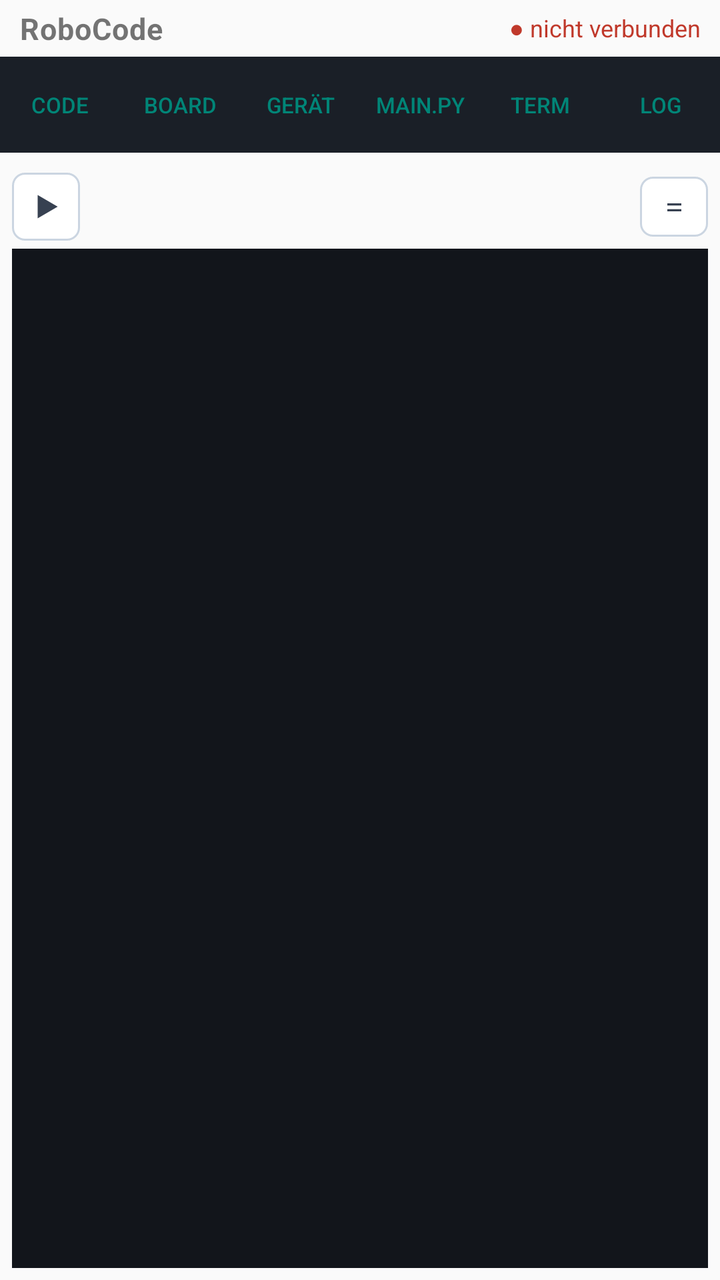
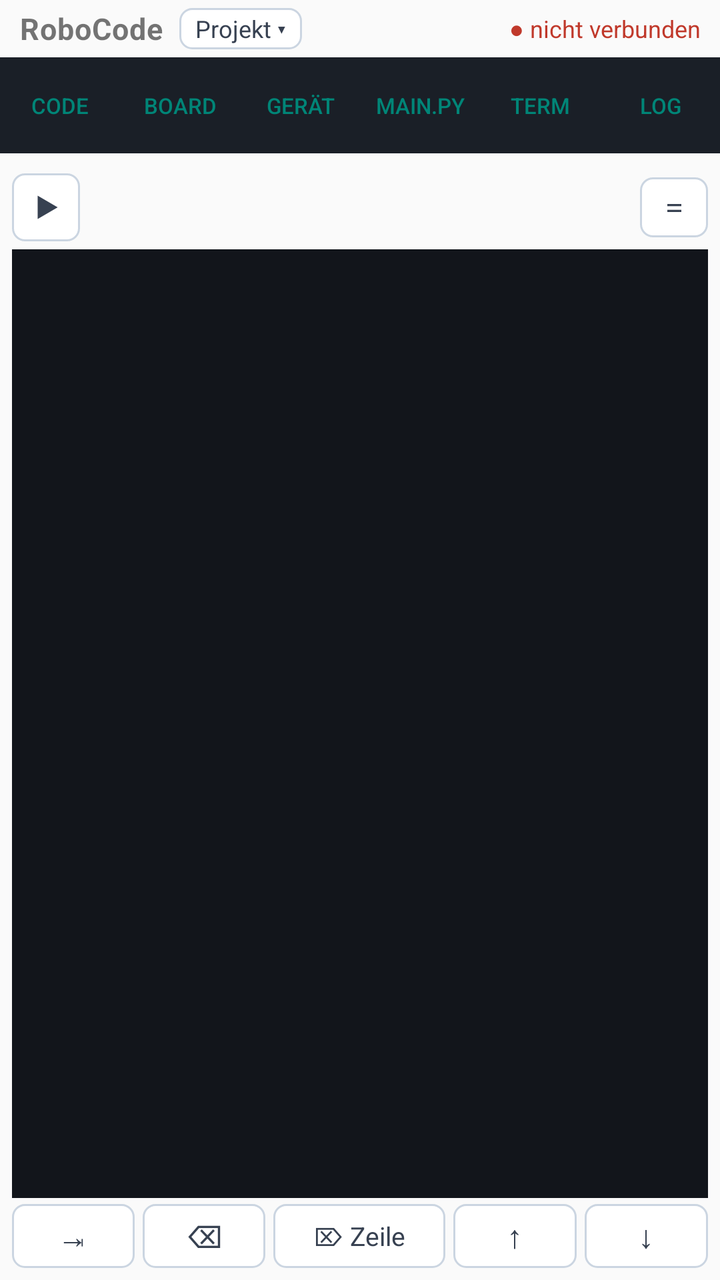

The first picture is an Android layout as it rendered before a commit; the second is the same layout after the commit. The layout source and the unified diff follow.
<!-- AndroidManifest.xml: application theme Theme.AppCompat.DayNight -->
<!-- res/layout/activity_main.xml -->
<?xml version="1.0" encoding="utf-8"?>
<LinearLayout xmlns:android="http://schemas.android.com/apk/res/android"
    android:layout_width="match_parent"
    android:layout_height="match_parent"
    android:orientation="vertical">

    
    <LinearLayout
        android:layout_width="match_parent"
        android:layout_height="wrap_content"
        android:orientation="horizontal"
        android:gravity="center_vertical"
        android:paddingStart="10dp"
        android:paddingEnd="10dp"
        android:paddingTop="4dp"
        android:paddingBottom="4dp">

        <TextView
            android:layout_width="wrap_content"
            android:layout_height="wrap_content"
            android:text="RoboCode"
            android:textSize="15sp"
            android:textStyle="bold"
            android:letterSpacing="0.02" />

        <TextView android:id="@+id/txtStatus"
            android:layout_width="0dp"
            android:layout_weight="1"
            android:layout_height="wrap_content"
            android:gravity="end"
            android:textSize="12sp"
            android:text="● nicht verbunden"
            android:textColor="#c0392b" />
    </LinearLayout>

    
    <LinearLayout
        android:layout_width="match_parent"
        android:layout_height="wrap_content"
        android:orientation="horizontal"
        android:background="#1a1f27">

        <Button android:id="@+id/navCode" style="?android:attr/buttonBarButtonStyle"
            android:layout_width="0dp" android:layout_weight="1" android:layout_height="wrap_content"
            android:text="Code" android:textSize="11sp" android:padding="2dp" android:singleLine="true" />
        <Button android:id="@+id/navBoard" style="?android:attr/buttonBarButtonStyle"
            android:layout_width="0dp" android:layout_weight="1" android:layout_height="wrap_content"
            android:text="Board" android:textSize="11sp" android:padding="2dp" android:singleLine="true" />
        <Button android:id="@+id/navDevice" style="?android:attr/buttonBarButtonStyle"
            android:layout_width="0dp" android:layout_weight="1" android:layout_height="wrap_content"
            android:text="Gerät" android:textSize="11sp" android:padding="2dp" android:singleLine="true" />
        <Button android:id="@+id/navMain" style="?android:attr/buttonBarButtonStyle"
            android:layout_width="0dp" android:layout_weight="1" android:layout_height="wrap_content"
            android:text="main.py" android:textSize="11sp" android:padding="2dp" android:singleLine="true" />
        <Button android:id="@+id/navTerminal" style="?android:attr/buttonBarButtonStyle"
            android:layout_width="0dp" android:layout_weight="1" android:layout_height="wrap_content"
            android:text="Term" android:textSize="11sp" android:padding="2dp" android:singleLine="true" />
        <Button android:id="@+id/navLog" style="?android:attr/buttonBarButtonStyle"
            android:layout_width="0dp" android:layout_weight="1" android:layout_height="wrap_content"
            android:text="Log" android:textSize="11sp" android:padding="2dp" android:singleLine="true" />
    </LinearLayout>

    
    <LinearLayout android:id="@+id/panelCode"
        android:layout_width="match_parent"
        android:layout_height="0dp"
        android:layout_weight="1"
        android:orientation="vertical"
        android:padding="6dp">

        
        <LinearLayout android:id="@+id/tabRow"
            android:layout_width="match_parent" android:layout_height="wrap_content"
            android:orientation="horizontal" android:visibility="gone">
            <Button android:id="@+id/tabSetup" style="?android:attr/buttonStyleSmall"
                android:layout_width="0dp" android:layout_weight="1" android:layout_height="wrap_content"
                android:text="SETUP" />
            <Button android:id="@+id/tabMain" style="?android:attr/buttonStyleSmall"
                android:layout_width="0dp" android:layout_weight="1" android:layout_height="wrap_content"
                android:text="MAIN" />
            <Button android:id="@+id/tabLib" style="?android:attr/buttonStyleSmall"
                android:layout_width="0dp" android:layout_weight="1" android:layout_height="wrap_content"
                android:text="LIB" />
        </LinearLayout>

        
        <LinearLayout android:layout_width="match_parent" android:layout_height="wrap_content"
            android:orientation="horizontal" android:gravity="center_vertical"
            android:paddingTop="4dp" android:paddingBottom="2dp">
            <ImageButton android:id="@+id/btnStart"
                android:layout_width="wrap_content" android:layout_height="34dp"
                android:src="@drawable/ic_start"
                android:background="@drawable/bg_icon_button"
                android:scaleType="fitCenter" android:adjustViewBounds="true"
                android:padding="7dp" android:layout_marginEnd="6dp"
                android:contentDescription="Start — übertragen und ausführen"
                android:enabled="false" />
            <HorizontalScrollView android:layout_width="0dp" android:layout_weight="1"
                android:layout_height="wrap_content" android:scrollbars="none">
                <LinearLayout android:id="@+id/palette"
                    android:layout_width="wrap_content" android:layout_height="wrap_content"
                    android:orientation="horizontal" />
            </HorizontalScrollView>
            
            <TextView android:id="@+id/btnAssign"
                android:layout_width="34dp" android:layout_height="30dp"
                android:text="=" android:textSize="15sp" android:gravity="center"
                android:textColor="#374151" android:background="@drawable/bg_icon_button"
                android:layout_marginStart="4dp"
                android:fontFamily="monospace" android:clickable="true" android:focusable="true" />
        </LinearLayout>
        
        <HorizontalScrollView android:layout_width="match_parent" android:layout_height="wrap_content"
            android:scrollbars="none" android:paddingBottom="2dp">
            <LinearLayout android:id="@+id/paletteSub"
                android:layout_width="wrap_content" android:layout_height="wrap_content"
                android:gravity="center_vertical"
                android:orientation="horizontal" android:visibility="gone" />
        </HorizontalScrollView>

        <EditText android:id="@+id/editor"
            android:layout_width="match_parent" android:layout_height="0dp" android:layout_weight="1"
            android:gravity="top|start"
            android:inputType="textMultiLine|textNoSuggestions"
            android:fontFamily="monospace" android:textSize="13sp"
            android:importantForAutofill="no"
            android:background="#12151b" android:textColor="#e6e9ef" android:padding="6dp" />
    </LinearLayout>

    
    <LinearLayout android:id="@+id/panelBoard"
        android:layout_width="match_parent"
        android:layout_height="0dp"
        android:layout_weight="1"
        android:orientation="vertical"
        android:visibility="gone">

        
        <LinearLayout android:layout_width="match_parent" android:layout_height="wrap_content"
            android:orientation="horizontal" android:gravity="center_vertical"
            android:background="#f3f4f6"
            android:paddingStart="6dp" android:paddingEnd="6dp" android:paddingTop="1dp" android:paddingBottom="1dp">
            <Spinner android:id="@+id/spinnerBoardCfg"
                android:layout_width="0dp" android:layout_weight="1" android:layout_height="wrap_content"
                android:minHeight="0dp" android:paddingTop="0dp" android:paddingBottom="0dp" />
            <Button android:id="@+id/btnBoardClone" style="?android:attr/buttonStyleSmall"
                android:layout_width="wrap_content" android:layout_height="wrap_content"
                android:minHeight="0dp" android:minWidth="0dp"
                android:text="Klonen" android:textSize="11sp" />
        </LinearLayout>

        <ScrollView android:layout_width="match_parent" android:layout_height="0dp" android:layout_weight="1"
            android:background="#ffffff">
            
            <HorizontalScrollView android:layout_width="match_parent" android:layout_height="wrap_content"
                android:scrollbars="none" android:padding="4dp">
                <LinearLayout android:id="@+id/boardRow"
                    android:layout_width="wrap_content" android:layout_height="wrap_content"
                    android:orientation="horizontal" android:gravity="center_vertical" />
            </HorizontalScrollView>
        </ScrollView>
    </LinearLayout>

    
    <LinearLayout android:id="@+id/panelDevice"
        android:layout_width="match_parent"
        android:layout_height="0dp"
        android:layout_weight="1"
        android:orientation="vertical"
        android:padding="12dp"
        android:visibility="gone">

        <TextView android:id="@+id/txtDeviceInfo"
            android:layout_width="match_parent" android:layout_height="wrap_content"
            android:textSize="14sp" android:paddingBottom="10dp"
            android:text="Noch nicht verbunden." />

        <Button android:id="@+id/btnConnect"
            android:layout_width="match_parent" android:layout_height="wrap_content"
            android:text="Verbinden &amp; prüfen" />
        <Button android:id="@+id/btnInstall"
            android:layout_width="match_parent" android:layout_height="wrap_content"
            android:text="MicroPython installieren" android:enabled="false" />

        <LinearLayout android:layout_width="match_parent" android:layout_height="wrap_content"
            android:orientation="horizontal" android:gravity="center_vertical" android:paddingTop="10dp">
            <TextView android:layout_width="wrap_content" android:layout_height="wrap_content"
                android:text="Board (autom.):" android:paddingEnd="6dp" />
            <Spinner android:id="@+id/spinnerBoard"
                android:layout_width="0dp" android:layout_weight="1" android:layout_height="wrap_content" />
        </LinearLayout>

        <TextView android:layout_width="match_parent" android:layout_height="wrap_content"
            android:textSize="11sp" android:textColor="#8a93a2" android:paddingTop="10dp"
            android:text="Zum Installieren den ESP32 per BOOT/EN in den Download-Modus bringen (die App sagt es an). Das Board wird beim Verbinden automatisch erkannt; der Regler ist nur zur Korrektur." />

        <Button android:id="@+id/btnInfo" style="?android:attr/buttonStyleSmall"
            android:layout_width="wrap_content" android:layout_height="wrap_content"
            android:layout_marginTop="16dp"
            android:text="ℹ Info &amp; Lizenzen" />
    </LinearLayout>

    
    <LinearLayout android:id="@+id/panelMain"
        android:layout_width="match_parent"
        android:layout_height="0dp"
        android:layout_weight="1"
        android:orientation="vertical"
        android:padding="6dp"
        android:visibility="gone">

        <LinearLayout android:layout_width="match_parent" android:layout_height="wrap_content"
            android:orientation="horizontal" android:gravity="end">
            <Button android:id="@+id/btnCopyMain" style="?android:attr/buttonStyleSmall"
                android:layout_width="wrap_content" android:layout_height="wrap_content" android:text="Kopieren" />
            <Button android:id="@+id/btnDownloadMain" style="?android:attr/buttonStyleSmall"
                android:layout_width="wrap_content" android:layout_height="wrap_content" android:text="⤓ speichern" />
        </LinearLayout>
        <ScrollView android:layout_width="match_parent" android:layout_height="0dp" android:layout_weight="1">
            <TextView android:id="@+id/mainPyView"
                android:layout_width="match_parent" android:layout_height="wrap_content"
                android:fontFamily="monospace" android:textSize="11sp" android:padding="6dp"
                android:background="#12151b" android:textColor="#e6e9ef" android:textIsSelectable="true" />
        </ScrollView>
    </LinearLayout>

    
    <LinearLayout android:id="@+id/panelTerminal"
        android:layout_width="match_parent"
        android:layout_height="0dp"
        android:layout_weight="1"
        android:orientation="vertical"
        android:padding="6dp"
        android:visibility="gone">

        <LinearLayout android:layout_width="match_parent" android:layout_height="wrap_content"
            android:orientation="horizontal" android:gravity="center_vertical">
            <TextView android:layout_width="0dp" android:layout_weight="1" android:layout_height="wrap_content"
                android:text="Terminal — serielle Ein-/Ausgabe" android:textSize="11sp" android:textColor="#8a93a2" />
            <Button android:id="@+id/btnTerminalStop" style="?android:attr/buttonStyleSmall"
                android:layout_width="wrap_content" android:layout_height="wrap_content" android:text="Stop" />
            <Button android:id="@+id/btnTerminalClear" style="?android:attr/buttonStyleSmall"
                android:layout_width="wrap_content" android:layout_height="wrap_content" android:text="leeren" />
        </LinearLayout>

        
        <ScrollView android:id="@+id/terminalInScroll"
            android:layout_width="match_parent" android:layout_height="0dp" android:layout_weight="1"
            android:background="#12151b">
            <TextView android:id="@+id/terminalIn"
                android:layout_width="match_parent" android:layout_height="wrap_content"
                android:fontFamily="monospace" android:textSize="12sp" android:padding="6dp"
                android:textColor="#9be7a0" android:textIsSelectable="true" />
        </ScrollView>

        
        <LinearLayout android:layout_width="match_parent" android:layout_height="wrap_content"
            android:orientation="horizontal" android:gravity="center_vertical" android:paddingTop="4dp">
            <EditText android:id="@+id/terminalOut"
                android:layout_width="0dp" android:layout_weight="1" android:layout_height="wrap_content"
                android:hint="Zeile senden…" android:singleLine="true"
                android:inputType="text|textNoSuggestions"
                android:imeOptions="actionSend"
                android:fontFamily="monospace" android:textSize="13sp"
                android:importantForAutofill="no" />
            <Button android:id="@+id/btnTerminalSend" style="?android:attr/buttonStyleSmall"
                android:layout_width="wrap_content" android:layout_height="wrap_content" android:text="Senden" />
        </LinearLayout>
    </LinearLayout>

    
    <LinearLayout android:id="@+id/panelLog"
        android:layout_width="match_parent"
        android:layout_height="0dp"
        android:layout_weight="1"
        android:orientation="vertical"
        android:padding="6dp"
        android:visibility="gone">

        <Button android:id="@+id/btnClearLog" style="?android:attr/buttonStyleSmall"
            android:layout_width="wrap_content" android:layout_height="wrap_content"
            android:text="Log leeren" android:layout_gravity="end" />
        <ScrollView android:id="@+id/logScroll"
            android:layout_width="match_parent" android:layout_height="0dp" android:layout_weight="1">
            <TextView android:id="@+id/log"
                android:layout_width="match_parent" android:layout_height="wrap_content"
                android:fontFamily="monospace" android:textSize="12sp" android:padding="4dp"
                android:textIsSelectable="true" />
        </ScrollView>
    </LinearLayout>
</LinearLayout>
<!-- resources referenced by this layout -->
<resources>
  <!-- drawable bg_icon_button (drawable) -->
  <shape xmlns:android="http://schemas.android.com/apk/res/android"
      android:shape="rectangle">
      <solid android:color="#FFFFFF"/>
      <stroke android:width="1dp" android:color="#CBD5E1"/>
      <corners android:radius="6dp"/>
  </shape>
  <!-- drawable ic_start (drawable) -->
  <vector xmlns:android="http://schemas.android.com/apk/res/android"
      android:width="24dp" android:height="24dp"
      android:viewportWidth="24" android:viewportHeight="24">
      <path android:fillColor="#374151" android:pathData="M7 5l12 7-12 7z"/>
  </vector>
</resources>

<!-- the commit's change to res/layout/activity_main.xml (unified diff, before → after) -->
@@ -22,6 +22,15 @@
             android:textSize="15sp"
             android:textStyle="bold"
             android:letterSpacing="0.02" />
+
+        <TextView android:id="@+id/btnProject"
+            android:layout_width="wrap_content" android:layout_height="wrap_content"
+            android:layout_marginStart="8dp"
+            android:paddingStart="8dp" android:paddingEnd="8dp" android:paddingTop="2dp" android:paddingBottom="2dp"
+            android:background="@drawable/bg_icon_button"
+            android:textSize="12sp" android:textColor="#374151"
+            android:maxWidth="150dp" android:singleLine="true" android:ellipsize="end"
+            android:text="Projekt ▾" android:clickable="true" android:focusable="true" />
 
         <TextView android:id="@+id/txtStatus"
             android:layout_width="0dp"
@@ -125,6 +134,36 @@
             android:fontFamily="monospace" android:textSize="13sp"
             android:importantForAutofill="no"
             android:background="#12151b" android:textColor="#e6e9ef" android:padding="6dp" />
+
+        
+        <LinearLayout android:layout_width="match_parent" android:layout_height="wrap_content"
+            android:orientation="horizontal" android:gravity="center_vertical" android:paddingTop="3dp">
+            <TextView android:id="@+id/edTab" android:text="⇥"
+                android:layout_width="0dp" android:layout_weight="1" android:layout_height="32dp"
+                android:gravity="center" android:textSize="16sp" android:textColor="#374151"
+                android:background="@drawable/bg_icon_button" android:layout_marginEnd="4dp"
+                android:clickable="true" android:focusable="true" />
+            <TextView android:id="@+id/edBack" android:text="⌫"
+                android:layout_width="0dp" android:layout_weight="1" android:layout_height="32dp"
+                android:gravity="center" android:textSize="16sp" android:textColor="#374151"
+                android:background="@drawable/bg_icon_button" android:layout_marginEnd="4dp"
+                android:clickable="true" android:focusable="true" />
+            <TextView android:id="@+id/edDelLine" android:text="⌦ Zeile"
+                android:layout_width="0dp" android:layout_weight="1.4" android:layout_height="32dp"
+                android:gravity="center" android:textSize="13sp" android:textColor="#374151"
+                android:background="@drawable/bg_icon_button" android:layout_marginEnd="4dp"
+                android:clickable="true" android:focusable="true" />
+            <TextView android:id="@+id/edUp" android:text="↑"
+                android:layout_width="0dp" android:layout_weight="1" android:layout_height="32dp"
+                android:gravity="center" android:textSize="16sp" android:textColor="#374151"
+                android:background="@drawable/bg_icon_button" android:layout_marginEnd="4dp"
+                android:clickable="true" android:focusable="true" />
+            <TextView android:id="@+id/edDown" android:text="↓"
+                android:layout_width="0dp" android:layout_weight="1" android:layout_height="32dp"
+                android:gravity="center" android:textSize="16sp" android:textColor="#374151"
+                android:background="@drawable/bg_icon_button"
+                android:clickable="true" android:focusable="true" />
+        </LinearLayout>
     </LinearLayout>
 
     
